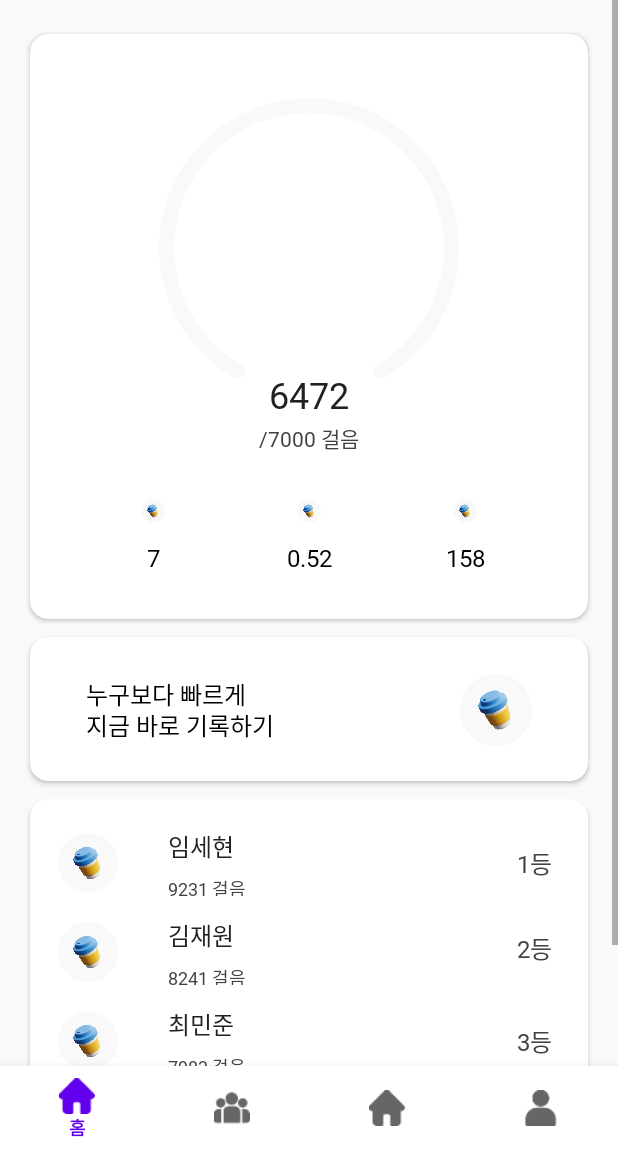
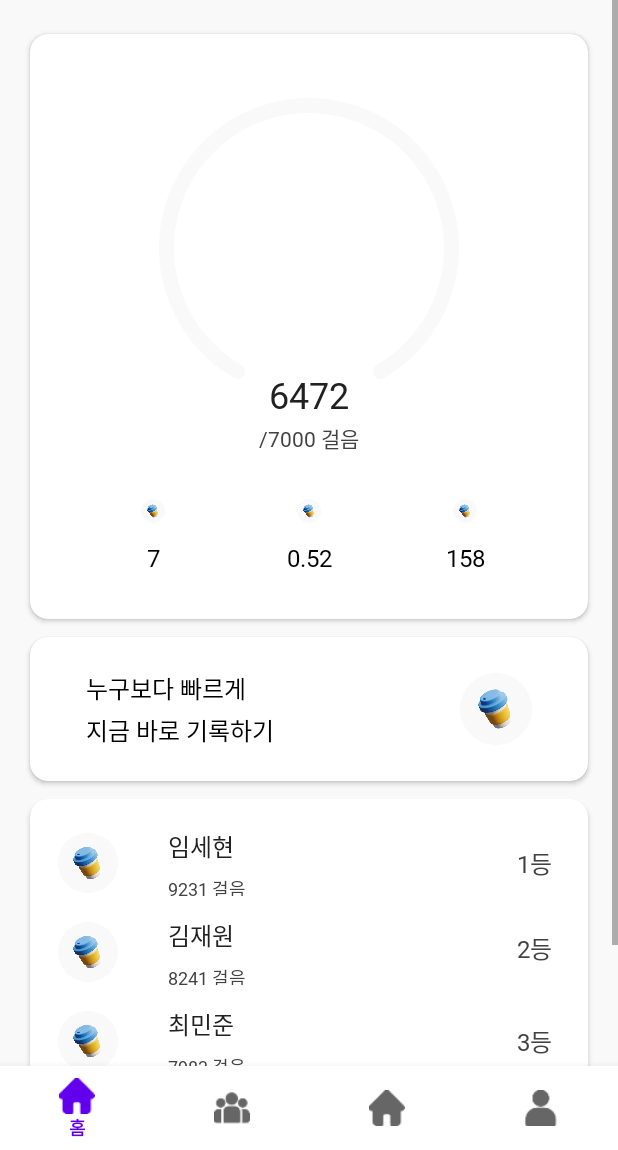
Before and after one commit to Walkhub/walkhub_android, an Android app built with Jetpack Compose: the HomeFragment screen opened directly, with no data from a screen before it, on a phone screen of 412 x 824 dp, the part 86-1236 px from its top. Run offline under Robolectric (Android 15) with nearby library versions, the phone set to English and light mode, and no system bars; our stand-ins replace CircleImageView, Dagger/Hilt's generated code, data binding, navigation-ui; Roboto replaces fonts that are not available here.

Commit message:
♻️:: 가이드 라인 리팩토링

```diff
--- a/presentation/src/main/res/layout/fragment_home.xml
+++ b/presentation/src/main/res/layout/fragment_home.xml
@@ -234,18 +234,11 @@
                         app:layout_constraintGuide_percent="0.9" />
 
                     <androidx.constraintlayout.widget.Guideline
-                        android:id="@+id/top_line9"
-                        android:layout_width="0dp"
-                        android:layout_height="0dp"
-                        android:orientation="horizontal"
-                        app:layout_constraintGuide_begin="38dp" />
-
-                    <androidx.constraintlayout.widget.Guideline
                         android:id="@+id/top_line10"
                         android:layout_width="0dp"
                         android:layout_height="0dp"
                         android:orientation="horizontal"
-                        app:layout_constraintGuide_percent="0.61" />
+                        app:layout_constraintGuide_percent="0.5" />
 
                     <TextView
                         android:layout_width="wrap_content"
@@ -253,9 +246,9 @@
                         android:text="누구보다 빠르게"
                         android:textColor="@color/black"
                         android:textSize="16dp"
-                        app:layout_constraintBottom_toBottomOf="@id/top_line9"
-                        app:layout_constraintLeft_toLeftOf="@id/left_line2"
-                        app:layout_constraintTop_toTopOf="@id/top_line9" />
+                        android:layout_marginBottom="2dp"
+                        app:layout_constraintBottom_toBottomOf="@id/top_line10"
+                        app:layout_constraintLeft_toLeftOf="@id/left_line2"/>
 
                     <TextView
                         android:layout_width="wrap_content"
@@ -264,9 +257,9 @@
                         android:text="지금 바로 기록하기"
                         android:textColor="@color/black"
                         android:textSize="16dp"
-                        app:layout_constraintBottom_toBottomOf="@id/top_line10"
+                        android:layout_marginTop="2dp"
                         app:layout_constraintLeft_toLeftOf="@id/left_line2"
-                        app:layout_constraintTop_toTopOf="@id/top_line10" />
+                        app:layout_constraintTop_toBottomOf="@id/top_line10"/>
 
                     <ImageButton
                         android:layout_width="48dp"
@@ -277,7 +270,7 @@
                         android:src="@drawable/photo"
                         app:layout_constraintBottom_toBottomOf="@id/top_line10"
                         app:layout_constraintRight_toRightOf="@id/right_line2"
-                        app:layout_constraintTop_toTopOf="@id/top_line9" />
+                        app:layout_constraintTop_toTopOf="@id/top_line10" />
 
                 </androidx.constraintlayout.widget.ConstraintLayout>
 
@@ -367,7 +360,7 @@
                             android:layout_width="0dp"
                             android:layout_height="0dp"
                             android:orientation="horizontal"
-                            app:layout_constraintGuide_percent="0.77" />
+                            app:layout_constraintGuide_begin="199dp" />
 
                         <androidx.constraintlayout.widget.Guideline
                             android:id="@+id/top_line18"
```
